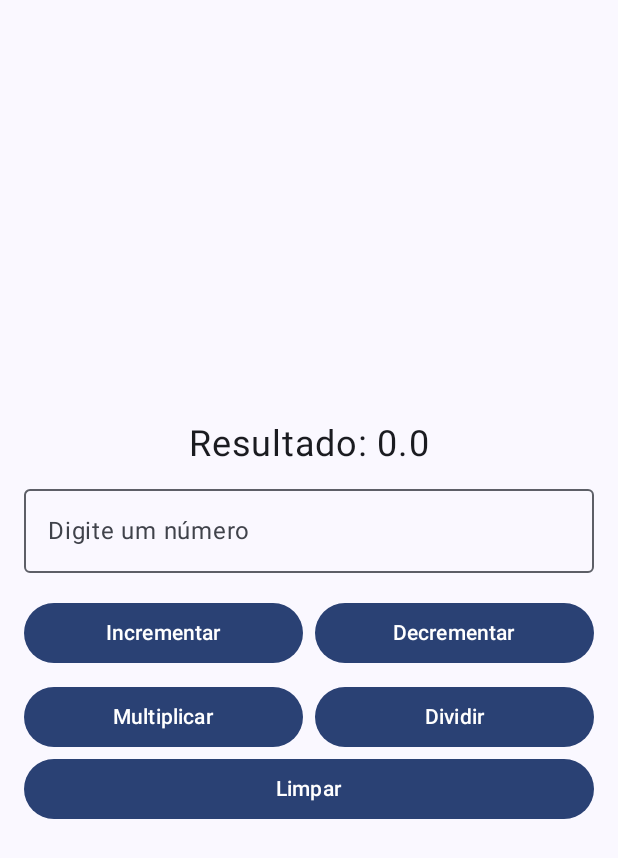
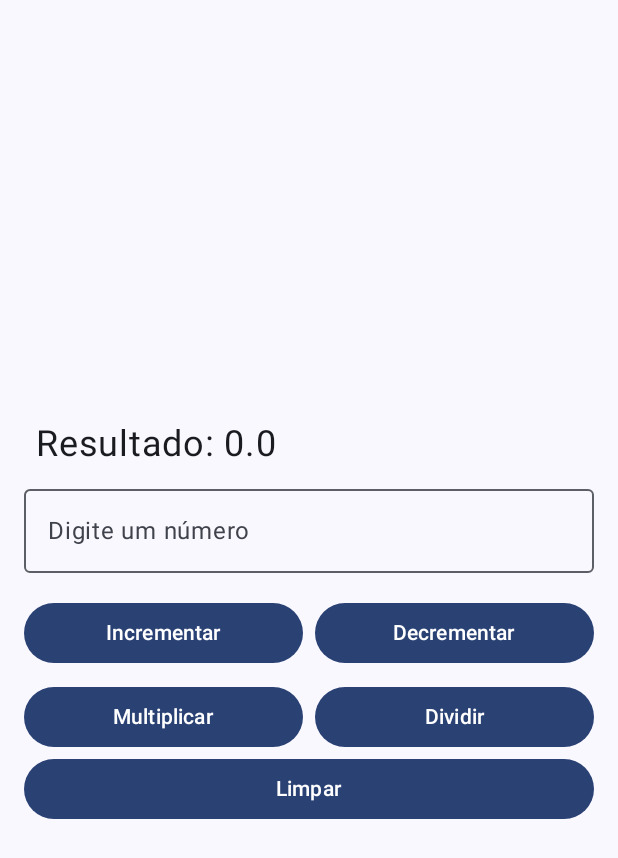
Before and after one commit to gustavohenriquefs/moveis-listas, an Android app built with Jetpack Compose: the screen it shows after launch (MainActivity), on a phone screen of 412 x 824 dp. Shown: the top 858 px of the screen. Run offline under Robolectric (Android 15) with nearby library versions, the phone set to English and light mode, and no system bars.

Commit message:
refactor: result Text align in left

```diff
--- a/CounterApp/app/src/main/java/com/example/counterapp/MainActivity.kt
+++ b/CounterApp/app/src/main/java/com/example/counterapp/MainActivity.kt
@@ -45,7 +45,7 @@ fun CounterApp() {
     var input by remember { mutableStateOf("") }
 
     Column(
-        horizontalAlignment = Alignment.CenterHorizontally,
+        horizontalAlignment = Alignment.Start,
         verticalArrangement = Center,
         modifier = Modifier
             .fillMaxSize()
```
